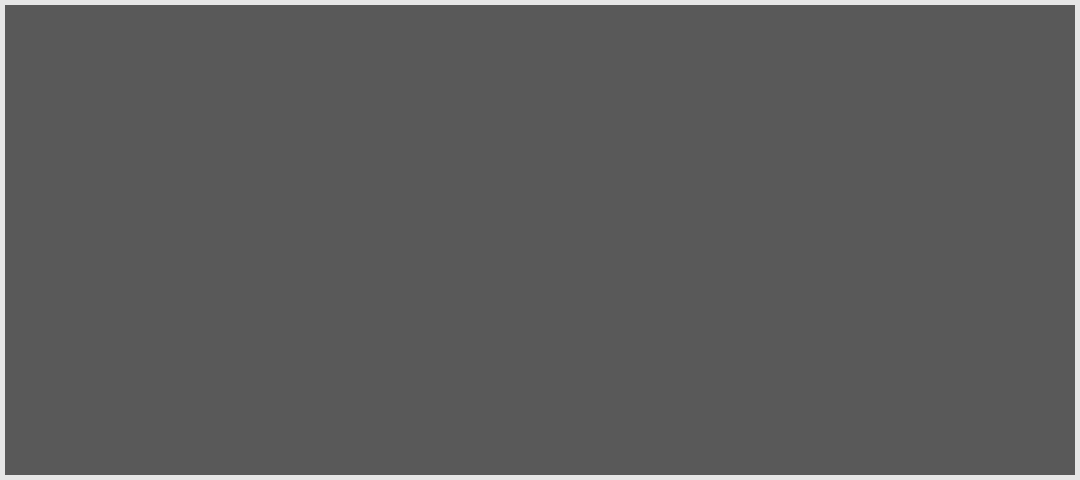
This is ui/main.ui in samissa730/NexusRFIDReader_Git as Qt 5 draws it before an edit. The edited form follows.
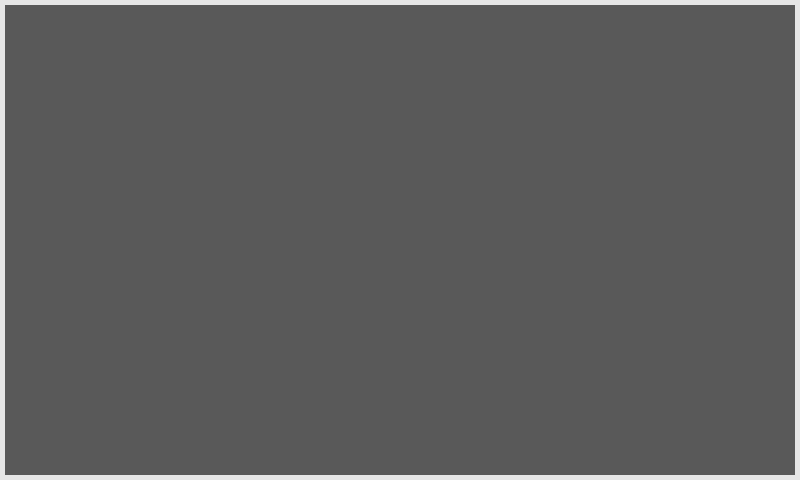
This is the edited form.

Commit message: Change table width

```diff
--- a/ui/main.ui
+++ b/ui/main.ui
@@ -6,7 +6,7 @@
    <rect>
     <x>0</x>
     <y>0</y>
-    <width>1080</width>
+    <width>800</width>
     <height>480</height>
    </rect>
   </property>
```
The commit also changes 4 other files.
